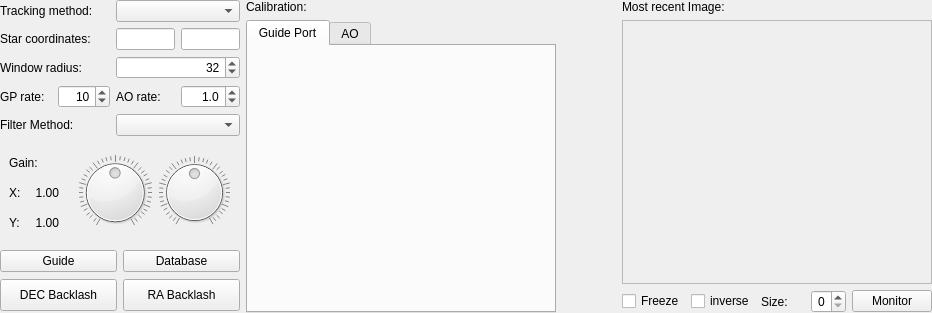
Above: gui/snowgui/icegui/guidercontrollerwidget.ui from AndreasFMueller/AstroPhotography before the change. Below: the same form after it.
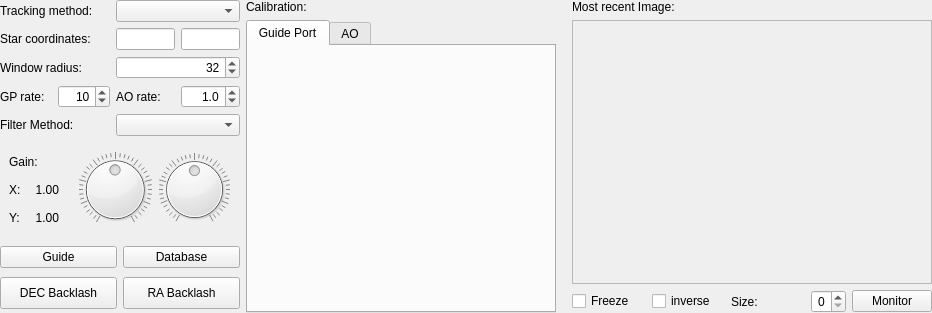
That is the form after the change. Custom widgets are drawn as their Qt base class.

```diff
--- a/gui/snowgui/icegui/guidercontrollerwidget.ui
+++ b/gui/snowgui/icegui/guidercontrollerwidget.ui
@@ -189,7 +189,7 @@
         <property name="minimumSize">
          <size>
           <width>0</width>
-          <height>64</height>
+          <height>70</height>
          </size>
         </property>
         <layout class="QGridLayout" name="gridLayout_2">
@@ -374,13 +374,13 @@
      </property>
      <property name="minimumSize">
       <size>
-       <width>370</width>
+       <width>320</width>
        <height>0</height>
       </size>
      </property>
      <property name="maximumSize">
       <size>
-       <width>370</width>
+       <width>320</width>
        <height>16777215</height>
       </size>
      </property>
@@ -511,7 +511,7 @@
           <rect>
            <x>0</x>
            <y>0</y>
-           <width>300</width>
+           <width>350</width>
            <height>239</height>
           </rect>
          </property>
```
